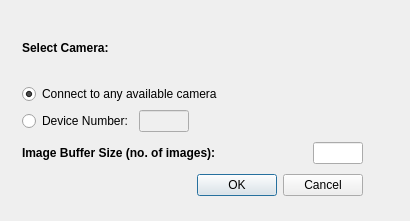
The window that Mirosot-PC/CameraConnectDialog.ui (eyllanesc/Mirosot-Peru) describes before a commit, drawn with Qt 5.
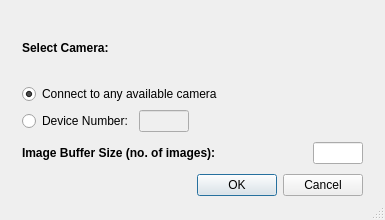
The same window after the commit. Icons and pictures are not drawn.

```diff
--- a/Mirosot-PC/CameraConnectDialog.ui
+++ b/Mirosot-PC/CameraConnectDialog.ui
@@ -9,8 +9,8 @@
    <rect>
     <x>0</x>
     <y>0</y>
-    <width>410</width>
-    <height>221</height>
+    <width>385</width>
+    <height>220</height>
    </rect>
   </property>
   <property name="sizePolicy">
@@ -21,8 +21,20 @@
   </property>
   <property name="minimumSize">
    <size>
-    <width>410</width>
-    <height>170</height>
+    <width>385</width>
+    <height>220</height>
+   </size>
+  </property>
+  <property name="maximumSize">
+   <size>
+    <width>385</width>
+    <height>220</height>
+   </size>
+  </property>
+  <property name="baseSize">
+   <size>
+    <width>0</width>
+    <height>0</height>
    </size>
   </property>
   <property name="focusPolicy">
@@ -31,6 +43,16 @@
   <property name="windowTitle">
    <string>Connect to Camera</string>
   </property>
+  <property name="windowIcon">
+   <iconset resource="MyResource.qrc">
+    <normaloff>:/images/logo.png</normaloff>:/images/logo.png</iconset>
+  </property>
+  <property name="autoFillBackground">
+   <bool>true</bool>
+  </property>
+  <property name="sizeGripEnabled">
+   <bool>true</bool>
+  </property>
   <property name="modal">
    <bool>false</bool>
   </property>
```
Left out of the diff: 9 changed lines with no effect on the pictures.
